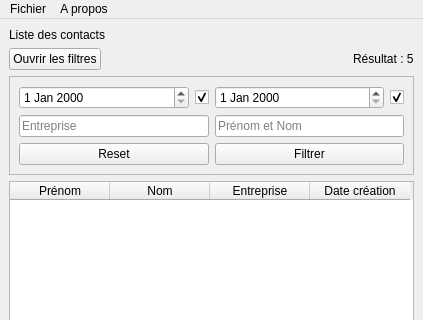
The window that cdaa/ui/mainwindow.ui (Zoreph22/contact-manager) describes before a commit, drawn with Qt 5; both pictures show x 0 to 423 and y 0 to 320 of the 423 by 600 pixel window.
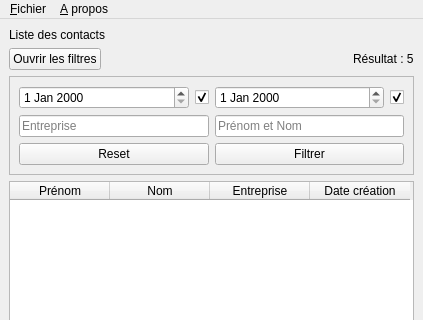
The same window after the commit.

Commit message: Raccourcis clavier

What changed in the file:
```diff
--- a/cdaa/ui/mainwindow.ui
+++ b/cdaa/ui/mainwindow.ui
@@ -215,7 +215,13 @@
    </property>
    <widget class="QMenu" name="menuFichier">
     <property name="title">
-     <string>Fichier</string>
+     <string>&amp;Fichier</string>
+    </property>
+    <property name="separatorsCollapsible">
+     <bool>false</bool>
+    </property>
+    <property name="toolTipsVisible">
+     <bool>false</bool>
     </property>
     <addaction name="actionResetAll"/>
     <addaction name="actionExportJson"/>
@@ -223,7 +229,7 @@
    </widget>
    <widget class="QMenu" name="menuA_propos">
     <property name="title">
-     <string>A propos</string>
+     <string>&amp;A propos</string>
     </property>
    </widget>
    <addaction name="menuFichier"/>
```
Left out of the diff: 24 changed lines with no effect on the pictures.
